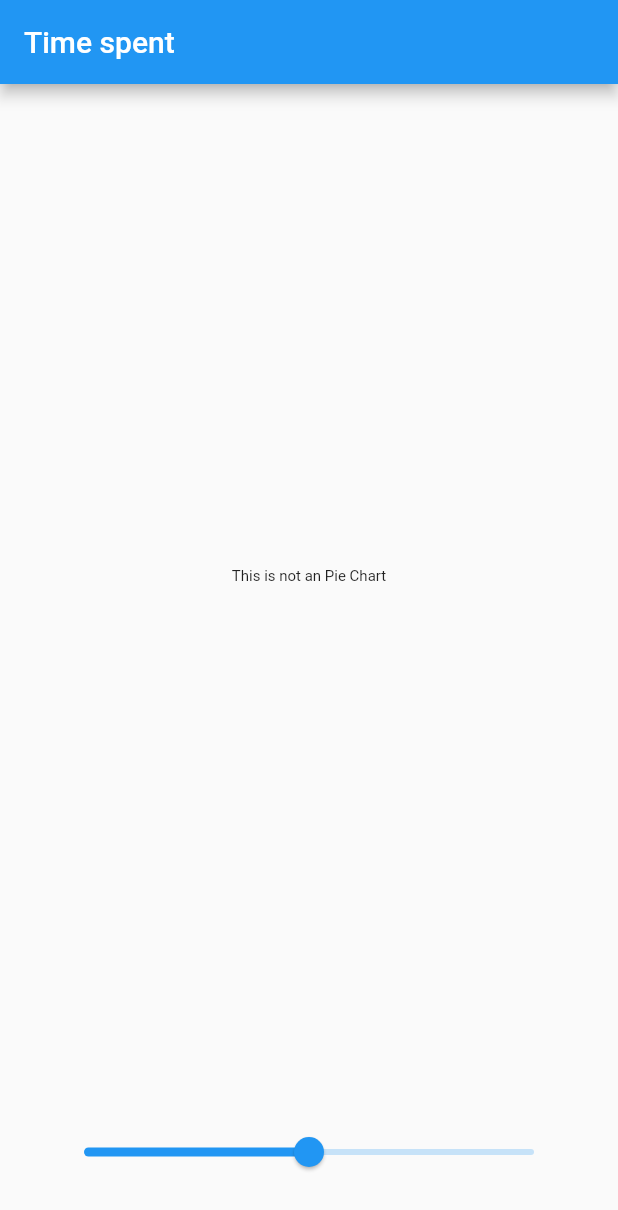
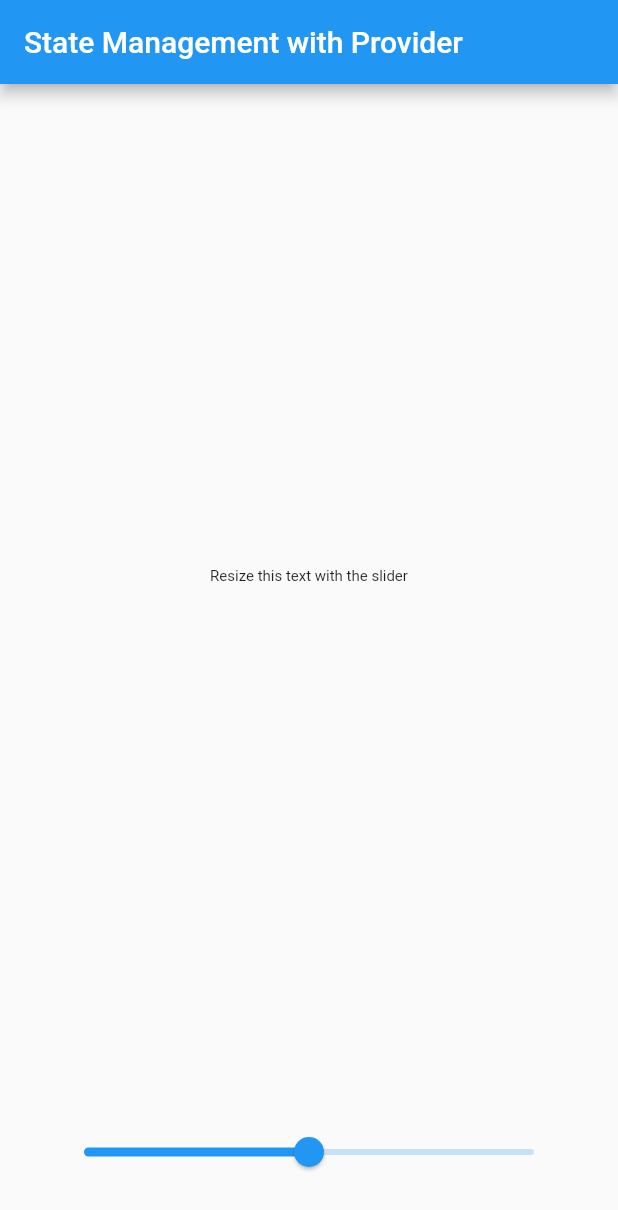
Before and after one commit to islam-ahsanul/demo-flutter-stateManagement, a Flutter app: the screen it shows after launch, on a phone screen of 412 x 824 dp. Shown: the top 1210 px of the screen. Run offline on Flutter 3.47's test engine with Material 2 defaults, Android fonts, the phone set to English and light mode, and no system bars.

Commit message:
Changed the text

```diff
--- a/lib/main.dart
+++ b/lib/main.dart
@@ -1,8 +1,7 @@
 import 'package:flutter/material.dart';
 import 'package:provider/provider.dart';
 
-
-import './my_chart.dart';
+import 'my_text.dart';
 import './my_slider.dart';
 import './sizer_provider.dart';
 
@@ -11,11 +10,10 @@ void main() {
 }
 
 class MyApp extends StatelessWidget {
-
   @override
   Widget build(BuildContext context) {
     return MaterialApp(
-      title: 'Flutter Demo',
+      title: 'Demo Flutter State Management',
       theme: ThemeData(
         primarySwatch: Colors.blue,
       ),
@@ -27,23 +25,23 @@ class MyApp extends StatelessWidget {
 class MyHomePage extends StatelessWidget {
   @override
   Widget build(BuildContext context) {
-    return ChangeNotifierProvider(                       // <-------- Provider
-      create: (context) => MySizer(),
+    return ChangeNotifierProvider(
+      create: (context) => MySizer(), // <-------- Provider
       child: Scaffold(
         appBar: AppBar(
-          title: Text('Time spent'),
+          title: Text('State Management with Provider'),
         ),
         body: Column(
           children: [
             Expanded(
               child: Padding(
                 padding: const EdgeInsets.all(32),
-                child: MyChart(),                        // <------- chart
+                child: MyText(), // <------- Text
               ),
             ),
             Padding(
               padding: const EdgeInsets.all(32),
-              child: MySlider(),                        // <-------- slider
+              child: MySlider(), // <-------- Slider
             ),
           ],
         ),
--- a/lib/my_chart.dart
+++ b/lib/my_text.dart
@@ -3,12 +3,11 @@ import 'package:provider/provider.dart';
 
 import './sizer_provider.dart';
 
-class MyChart extends StatelessWidget {
-
+class MyText extends StatelessWidget {
   Widget centredText(double value) {
     return Center(
       child: Text(
-        'This is not an Pie Chart',
+        'Resize this text with the slider',
         style: TextStyle(
           fontSize: value,
         ),
```
Also changed, not shown: pubspec.lock, 3 other files.
